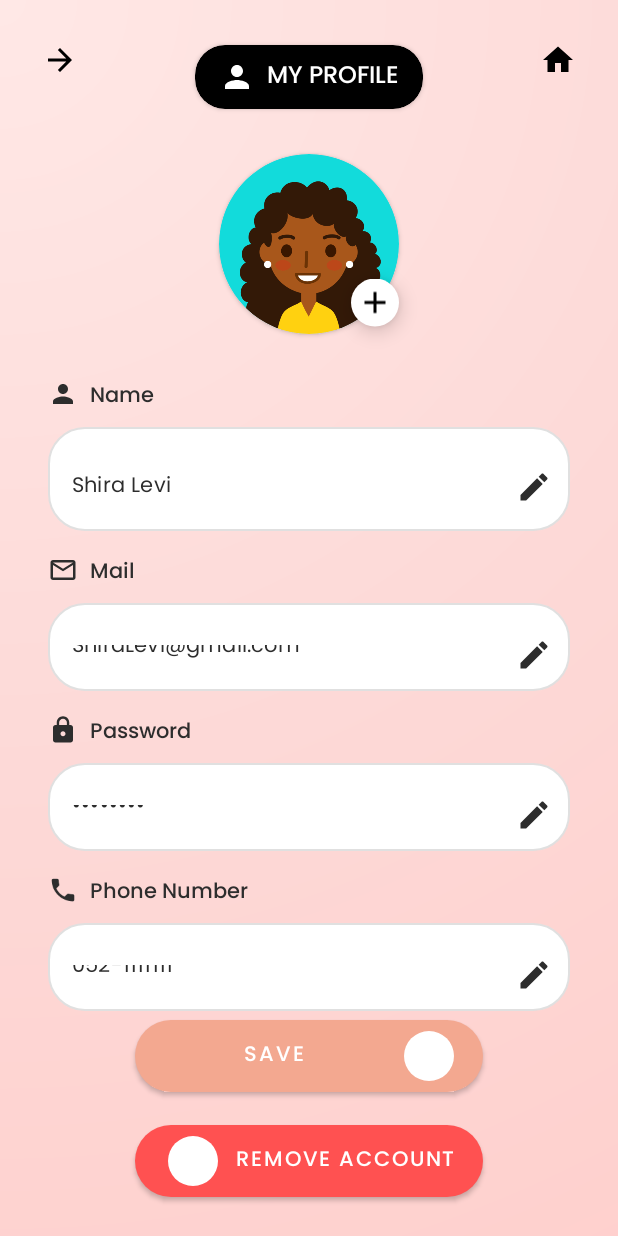
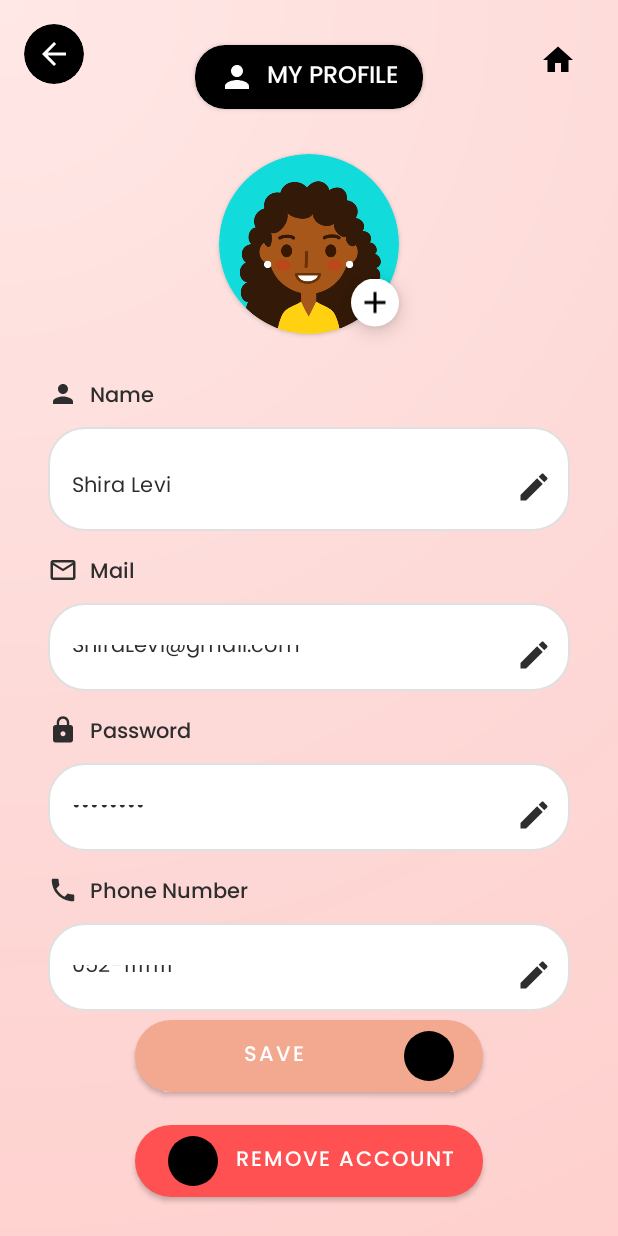
Before and after one commit to EmanuelTurko/SafeHer, an Android app: the layout fragment_profile.xml on its own in the app's theme, with its tools: preview values and no code run, on a phone screen of 412 x 824 dp. Run offline under Robolectric (Android 15) with nearby library versions, the phone set to English and light mode, and no system bars.

Commit message:
updated profile page

```diff
--- a/app/src/main/res/drawable/ic_back.xml
+++ b/app/src/main/res/drawable/ic_back.xml
@@ -1,5 +1,10 @@
-<vector xmlns:android="http://schemas.android.com/apk/res/android" android:autoMirrored="true" android:height="24dp" android:tint="@color/black" android:viewportHeight="24" android:viewportWidth="24" android:width="24dp">
-
-    <path android:fillColor="@android:color/black" android:pathData="M12,4l-1.41,1.41L16.17,11H4v2h12.17l-5.58,5.59L12,20l8,-8z"/>
-
+<?xml version="1.0" encoding="utf-8"?>
+<vector xmlns:android="http://schemas.android.com/apk/res/android"
+    android:width="24dp"
+    android:height="24dp"
+    android:viewportWidth="24"
+    android:viewportHeight="24">
+    <path
+        android:fillColor="#000000"
+        android:pathData="M20,11H7.83l5.59,-5.59L12,4l-8,8 8,8 1.41,-1.41L7.83,13H20v-2z"/>
 </vector>
--- a/app/src/main/res/layout/dashboard.xml
+++ b/app/src/main/res/layout/dashboard.xml
@@ -180,6 +180,7 @@
         android:layout_marginBottom="16dp"
         app:cardCornerRadius="16dp"
         app:cardElevation="4dp"
+        android:backgroundTint="@color/transparent"
         app:layout_constraintBottom_toBottomOf="parent"
         app:layout_constraintEnd_toEndOf="parent"
         app:layout_constraintStart_toStartOf="parent">
--- a/app/src/main/res/layout/fragment_profile.xml
+++ b/app/src/main/res/layout/fragment_profile.xml
@@ -7,17 +7,27 @@
     android:background="@drawable/gradient_background">
 
     <!-- Top Bar with Back and Home buttons -->
-    <ImageButton
-        android:id="@+id/backButton"
-        android:layout_width="48dp"
-        android:layout_height="48dp"
+    <androidx.cardview.widget.CardView
+        android:id="@+id/backButtonCard"
+        android:layout_width="40dp"
+        android:layout_height="40dp"
         android:layout_marginStart="16dp"
         android:layout_marginTop="16dp"
-        android:background="@android:color/transparent"
-        android:contentDescription="Back"
-        android:src="@drawable/ic_back"
+        app:cardBackgroundColor="#000000"
+        app:cardCornerRadius="20dp"
+        app:cardElevation="0dp"
         app:layout_constraintStart_toStartOf="parent"
-        app:layout_constraintTop_toTopOf="parent" />
+        app:layout_constraintTop_toTopOf="parent">
+
+        <ImageView
+            android:id="@+id/backButton"
+            android:layout_width="24dp"
+            android:layout_height="24dp"
+            android:layout_gravity="center"
+            android:contentDescription="Back"
+            android:src="@drawable/ic_back"
+            app:tint="#FFFFFF" />
+    </androidx.cardview.widget.CardView>
 
     <ImageButton
         android:id="@+id/homeButton"
@@ -352,7 +362,7 @@
         app:cornerRadius="24dp"
         app:icon="@drawable/ic_delete"
         app:iconGravity="textStart"
-        app:iconTint="#FFFFFF"
+        app:iconTint=""
         app:layout_constraintBottom_toBottomOf="parent"
         app:layout_constraintEnd_toEndOf="parent"
         app:layout_constraintStart_toStartOf="parent" />
@@ -371,7 +381,7 @@
         android:text="Save"
         app:icon="@drawable/ic_heart"
         app:iconGravity="end"
-        app:iconTint="#FFFFFF"
+        app:iconTint=""
         app:layout_constraintBottom_toTopOf="@id/removeAccountButton"
         app:layout_constraintEnd_toEndOf="parent"
         app:layout_constraintStart_toStartOf="parent" />
```
